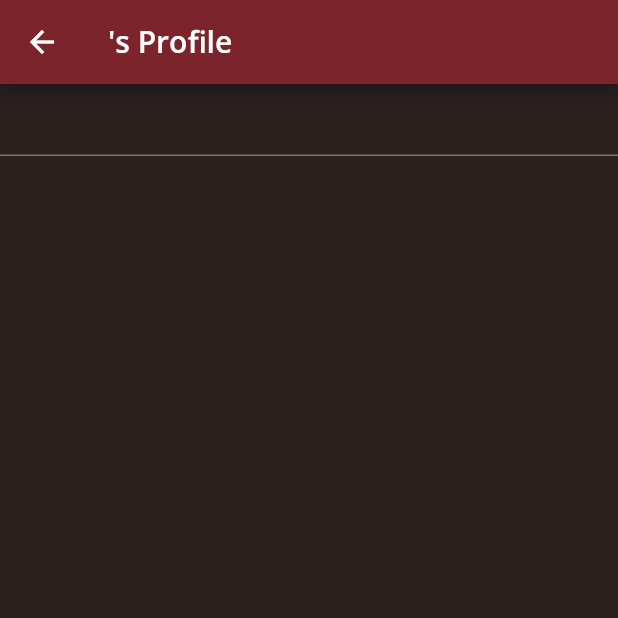
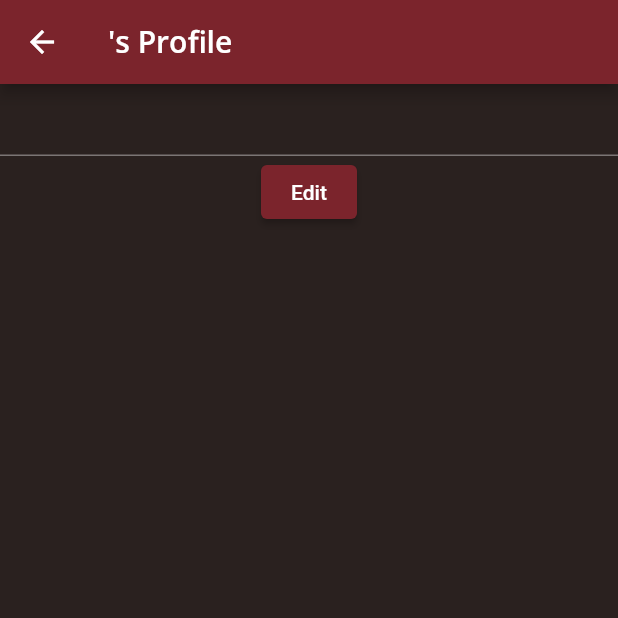
Before and after one commit to abulaman8/Awesome, a Flutter app: the Profile screen opened by its route, on a phone screen of 412 x 824 dp, the top half of it. Run offline on Flutter 3.47's test engine with Material 2 defaults, Android fonts, the phone set to English and light mode, and no system bars; our stand-ins replace firebase_auth, firebase_core, firebase_database, font_awesome_flutter, geolocator, google_fonts and 1 more; accounts and stored records are empty.

Commit message:
google-services.json file updated for database integeration and edit profile to database added

```diff
--- a/lib/constants.dart
+++ b/lib/constants.dart
@@ -22,6 +22,7 @@ class Constants {
   static const signInNavigate = '/sign-in';
   static const homeNavigate = '/home';
   static const profileNavigate = '/profile';
+  static const editProfileNavigate = '/editProfile';
 
   static const statusBarColor = SystemUiOverlayStyle(
       statusBarColor: Constants.cream,
--- a/lib/navigate.dart
+++ b/lib/navigate.dart
@@ -1,7 +1,10 @@
+
+
 import './home_page.dart';
 import './sign_in_page.dart';
 import './welcome_page.dart';
 import './profile.dart';
+import './editProfile.dart';
 import 'package:flutter/material.dart';
 
 
@@ -13,5 +16,7 @@ class Navigate {
     '/sign-in' : (context) => SignInPage(),
     '/home'  : (context) => HomePage(),
     '/profile' : (context) => Profile(),
+    '/editProfile' : (context) => EditProfile()
+
   };
 }
--- a/lib/profile.dart
+++ b/lib/profile.dart
@@ -1,4 +1,5 @@
 import 'package:firebase_auth/firebase_auth.dart';
+import 'package:testapp/constants.dart';
 import './firebaseAuthentication.dart';
 import 'package:flutter/material.dart';
 import './core_theme.dart';
@@ -6,20 +7,23 @@ import './core_theme.dart';
 class Profile extends StatelessWidget {
   final FirebaseAuth auth = FirebaseAuth.instance;
 
-
-
   @override
   Widget build(BuildContext context) {
     final User? user = auth.currentUser;
     final theme = CoreTheme.dark();
     final controller = TextEditingController();
     return Scaffold(
-      appBar: AppBar(
-        title: Text('${user!.displayName!}\'s Profile' , style: theme.textTheme.headline6),
-      ),
-      body: TextField(
-        controller: controller,
-      ),
-    );
+        appBar: AppBar(
+          title: Text('${user!.displayName!}\'s Profile',
+              style: theme.textTheme.headline6),
+        ),
+        body: Column(
+          children: [
+            TextField(
+              controller: controller,
+            ),
+            ElevatedButton(child: const Text('Edit') ,onPressed: () => Navigator.pushNamed(context, Constants.editProfileNavigate),)
+          ],
+        ));
   }
 }
--- a/pubspec.yaml
+++ b/pubspec.yaml
@@ -39,6 +39,12 @@ dependencies:
   firebase_auth: ^3.3.4
   google_sign_in: ^5.2.1
   font_awesome_flutter: ^9.2.0
+  geolocator: ^8.0.1
+  firebase_database: ^9.0.4
+  firebase_database_web: ^0.2.0+3
+  latlong: ^0.6.1
+  geocoding: ^2.0.1
+  fluttertoast: ^8.0.8
 
 dev_dependencies:
   flutter_test:
```
Also changed, not shown: lib/editProfile.dart (+80 -0 lines), pubspec.lock, 2 other files.
